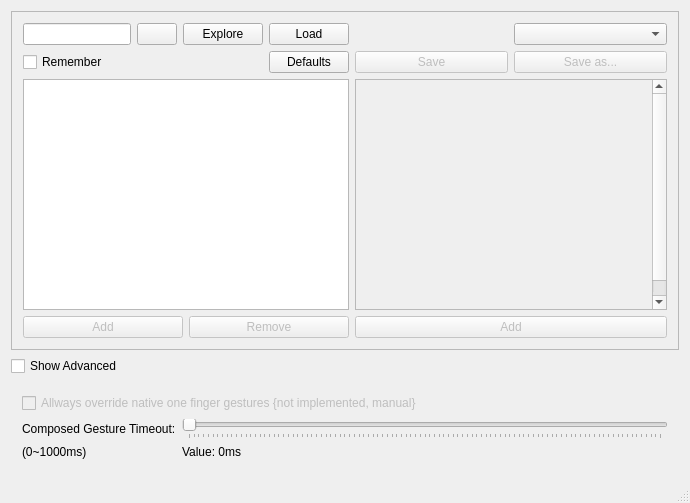
Qt form gui.ui (Raffarti/Touchegg-gce) before a commit.
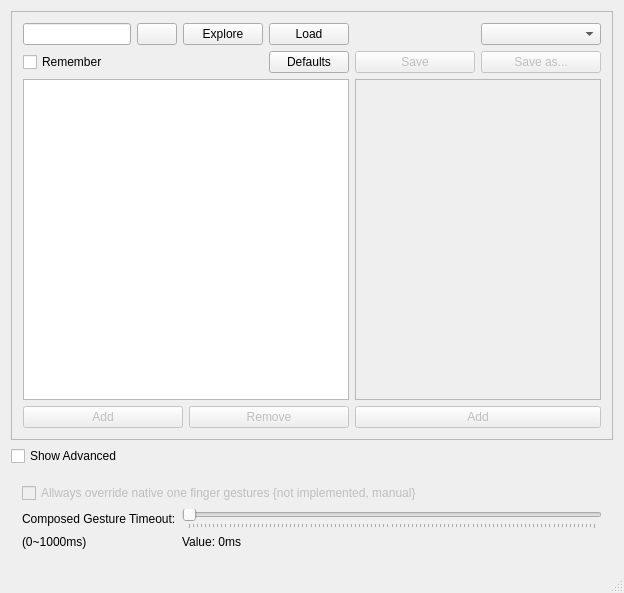
The same form after that commit. Icons and pictures are not drawn.

Commit message: Fixed uninitialized pointer. Minor code cleanup.

Diff of the .ui file:
```diff
--- a/gui.ui
+++ b/gui.ui
@@ -12,8 +12,8 @@
    <rect>
     <x>0</x>
     <y>0</y>
-    <width>690</width>
-    <height>503</height>
+    <width>624</width>
+    <height>593</height>
    </rect>
   </property>
   <property name="sizePolicy">
@@ -116,8 +116,8 @@
         <rect>
          <x>0</x>
          <y>0</y>
-         <width>674</width>
-         <height>345</height>
+         <width>608</width>
+         <height>435</height>
         </rect>
        </property>
        <layout class="QGridLayout" name="gridLayout_2">
@@ -245,8 +245,8 @@
               <rect>
                <x>0</x>
                <y>0</y>
-               <width>276</width>
-               <height>247</height>
+               <width>220</width>
+               <height>298</height>
               </rect>
              </property>
             </widget>
```
The commit also changes 1 other file.
